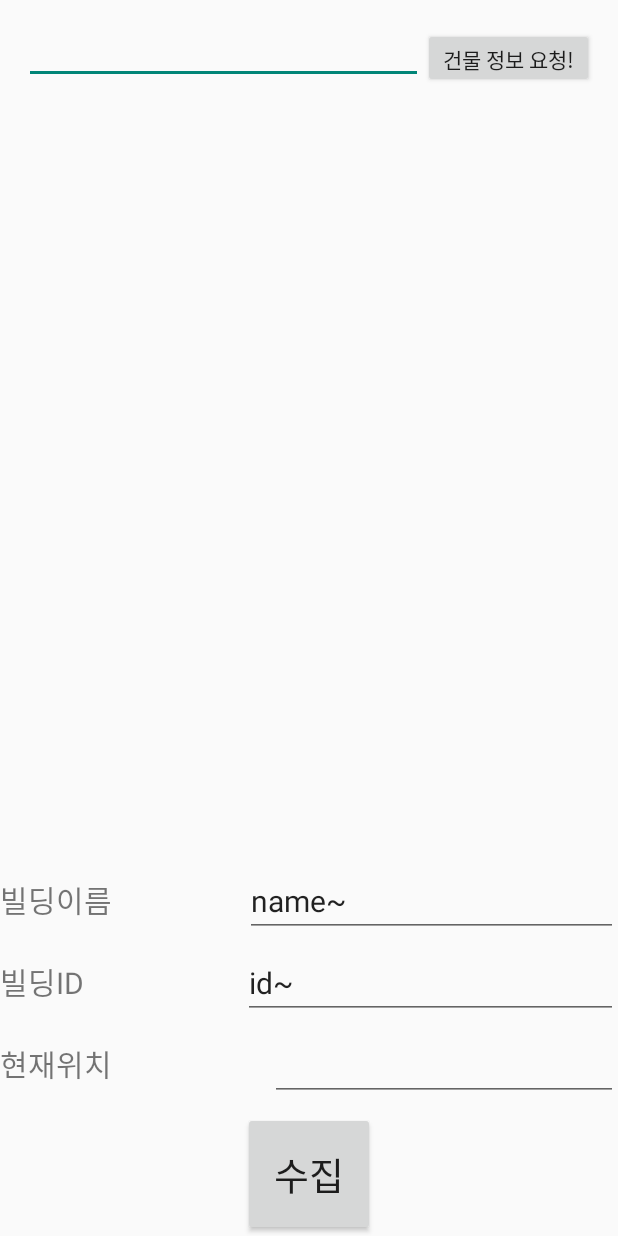
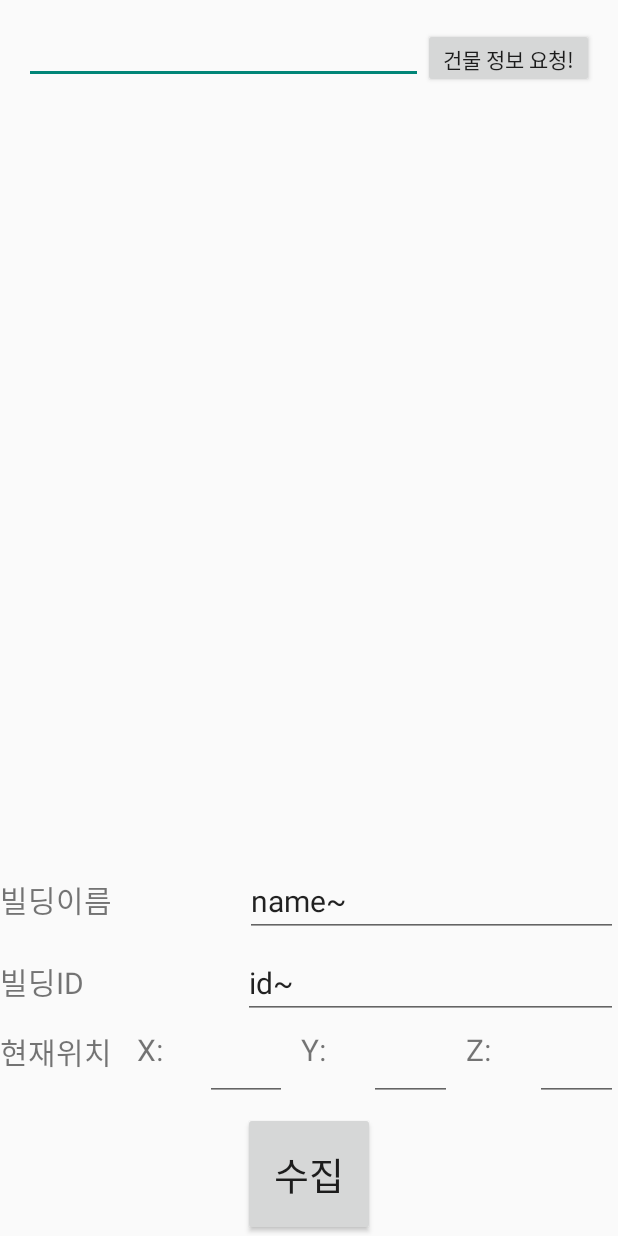
Before and after one commit to socc-io/Hawki, an Android app: the CollectorActivity screen opened directly, with no data from a screen before it, after a tap on "수집", on a phone screen of 412 x 824 dp. Run offline under Robolectric (Android 15) with nearby library versions, the phone set to English and light mode, and no system bars; pictures from the network do not load; 3 statements that could not run were skipped.

Commit message:
modify UI

```diff
--- a/App/HakwiApp/app/src/main/java/com/example/jeong/httpclient/CollectorActivity.java
+++ b/App/HakwiApp/app/src/main/java/com/example/jeong/httpclient/CollectorActivity.java
@@ -8,12 +8,11 @@ import android.util.Log;
 import android.view.View;
 import android.widget.EditText;
 import android.widget.Toast;
-
 import org.json.JSONException;
 import org.json.JSONObject;
-
 import java.util.ArrayList;
 import java.util.List;
+import java.util.concurrent.ExecutionException;
 
 import data.DataSource;
 import data.Json;
@@ -24,7 +23,7 @@ import data.Json;
 public class CollectorActivity  extends Activity {
 
     final String TAG = CollectorActivity.class.getSimpleName();
-    EditText editText;
+    EditText editTextX, editTextY, editTextZ;
 
     // WifiManager variable
     WifiManager wifimanager;
@@ -35,7 +34,9 @@ public class CollectorActivity  extends Activity {
         super.onCreate(savedInstanceState);
         setContentView(R.layout.activity_collector);
 
-        editText = (EditText)findViewById(R.id.editText_location);
+        editTextX = (EditText)findViewById(R.id.editTextX);
+        editTextY = (EditText)findViewById(R.id.editTextY);
+        editTextZ = (EditText)findViewById(R.id.editTextZ);
 
         // Setup WIFI
         wifimanager = (WifiManager) getSystemService(WIFI_SERVICE);
@@ -47,9 +48,13 @@ public class CollectorActivity  extends Activity {
     //TODO: 버튼 클릭시 현재위치 수집기능(서버에 rssi 보내주기) 구현
     //TODO: xyz입력시 키패드가 가림 현상 수정!
     public void collectorClicked(View v) throws JSONException {
-        String loc = editText.getText().toString();
-        editText.setText("");
-        Toast.makeText(getApplication(), loc, Toast.LENGTH_LONG).show();
+        String loc_x = editTextX.getText().toString();
+        String loc_y = editTextY.getText().toString();
+        String loc_z = editTextZ.getText().toString();
+        editTextX.setText("");
+        editTextY.setText("");
+        editTextY.setText("");
+        Toast.makeText(getApplication(), loc_x+","+loc_y+","+loc_z, Toast.LENGTH_LONG).show();
 
         WifiCollector wifiCollector = new WifiCollector(wifimanager);
         wifiScanResult = wifiCollector.getWIFIScanResult();
@@ -57,6 +62,13 @@ public class CollectorActivity  extends Activity {
         Json layer = new Json();
 
         HttpHandler httpHandler = new HttpHandler();
+        try {
+            String result = httpHandler.execute("url","json").get().toString();
+        } catch (InterruptedException e) {
+            e.printStackTrace();
+        } catch (ExecutionException e) {
+            e.printStackTrace();
+        }
         // TODO: 2016. 9. 17. 컬렉트 액티비티 시나리오
         String collectorUrl = DataSource.createRequestURL(DataSource.DATAFORMAT.RSSIDSET,0,0,0,0,null);
         JSONObject rssiJsonObject = layer.createRssiJson("bid","x","y","z",wifiScanResult);
--- a/App/HakwiApp/app/src/main/java/com/example/jeong/httpclient/HttpHandler.java
+++ b/App/HakwiApp/app/src/main/java/com/example/jeong/httpclient/HttpHandler.java
@@ -1,5 +1,6 @@
 package com.example.jeong.httpclient;
 
+import android.os.AsyncTask;
 import android.util.Log;
 
 import org.json.JSONException;
@@ -18,15 +19,16 @@ import java.net.URL;
 /**
  * Created by Jeong on 2016-09-04.
  */
-public class HttpHandler  {
+public class HttpHandler extends AsyncTask<String, Void, String>{
     private static final String TAG = HttpHandler.class.getSimpleName();
 
-    public String httpPost(String reqUrl, JSONObject json){
+    @Override
+    protected String doInBackground(String... params) {//params[0] = url, params[1] = json
         URL url;
         String response = null;
         StringBuilder sb = new StringBuilder();
         try {
-            url = new URL(reqUrl);
+            url = new URL(params[0]);
             HttpURLConnection conn = (HttpURLConnection) url.openConnection();
             conn.setReadTimeout(10000);
             conn.setConnectTimeout(15000);
--- a/App/HakwiApp/app/src/main/res/layout/activity_collector.xml
+++ b/App/HakwiApp/app/src/main/res/layout/activity_collector.xml
@@ -71,17 +71,54 @@
             <TextView
                 android:text="현재위치"
                 android:textSize="20dp"
-                android:layout_width="wrap_content"
-                android:layout_height="wrap_content"
+                android:layout_width="0dp"
+                android:layout_height="match_parent"
                 android:layout_weight="1"/>
 
-            <EditText
-                android:id="@+id/editText_location"
-                android:text="(x, y, z)"
-                android:textSize="20dp"
-                android:layout_width="wrap_content"
+            <LinearLayout
+                android:layout_width="0dp"
                 android:layout_height="wrap_content"
-                android:layout_weight="2"/>
+                android:layout_weight="4"
+                android:orientation="horizontal">
+
+                <TextView
+                    android:layout_width="0dp"
+                    android:layout_height="match_parent"
+                    android:text="  X:"
+                    android:textSize="20dp"
+                    android:layout_weight="1"/>
+                <EditText
+                    android:id="@+id/editTextX"
+                    android:layout_width="0dp"
+                    android:layout_height="match_parent"
+                    android:textSize="20dp"
+                    android:layout_weight="1"/>
+                <TextView
+                    android:layout_width="0dp"
+                    android:layout_height="match_parent"
+                    android:text="  Y:"
+                    android:textSize="20dp"
+                    android:layout_weight="1"/>
+                <EditText
+                    android:id="@+id/editTextY"
+                    android:layout_width="0dp"
+                    android:layout_height="match_parent"
+                    android:textSize="20dp"
+                    android:layout_weight="1"/>
+                <TextView
+                    android:layout_width="0dp"
+                    android:layout_height="match_parent"
+                    android:text="  Z:"
+                    android:textSize="20dp"
+                    android:layout_weight="1"/>
+                <EditText
+                    android:id="@+id/editTextZ"
+                    android:layout_width="0dp"
+                    android:layout_height="match_parent"
+                    android:textSize="20dp"
+                    android:layout_weight="1"/>
+
+            </LinearLayout>
 
         </LinearLayout>
     </LinearLayout>
--- a/App/HakwiApp/app/src/main/res/layout/activity_localization.xml
+++ b/App/HakwiApp/app/src/main/res/layout/activity_localization.xml
@@ -36,7 +36,6 @@
                 android:layout_width="wrap_content"
                 android:layout_height="wrap_content"
                 android:layout_weight="2"/>
-
         </LinearLayout>
 
         <LinearLayout
@@ -59,7 +58,6 @@
             android:layout_width="wrap_content"
             android:layout_height="wrap_content"
             android:layout_weight="2"/>
-
         </LinearLayout>
     </LinearLayout>
 
```
Lines whose indentation alone changed are shown as unchanged.
